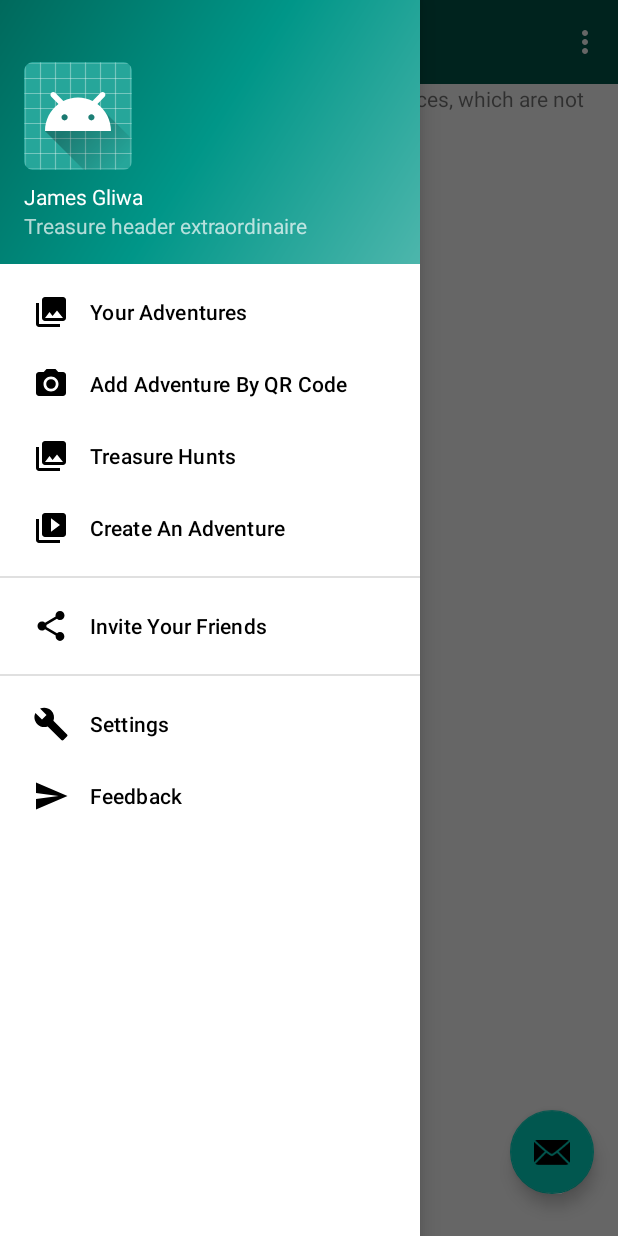
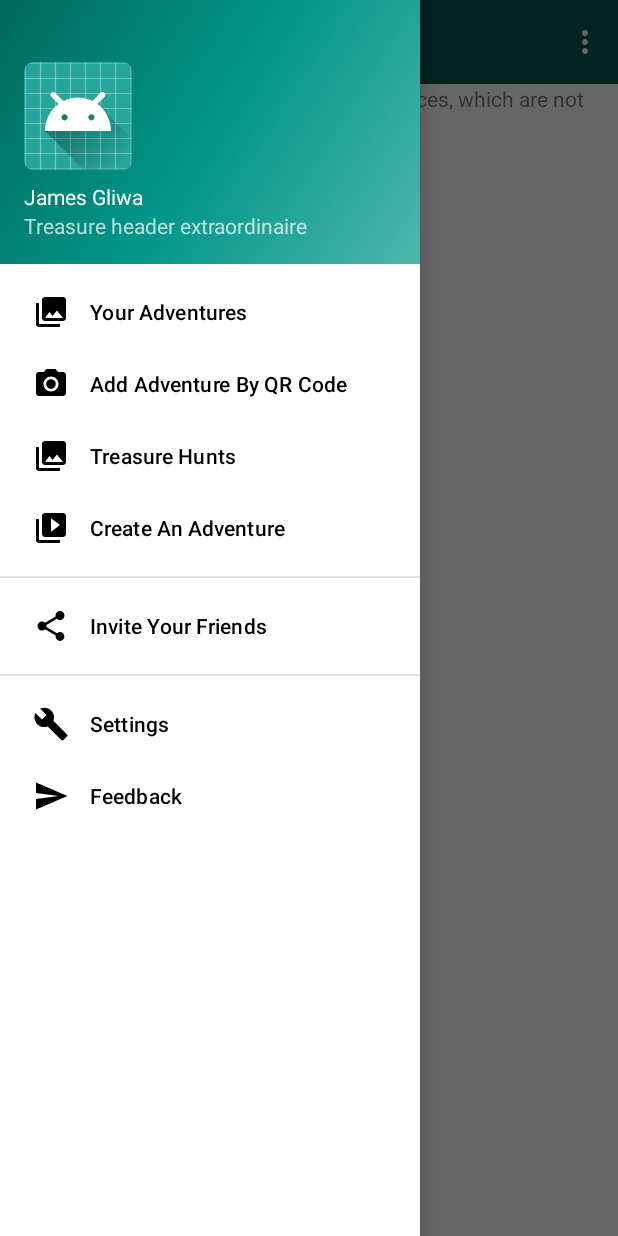
Before and after one commit to Awilg/yarn-android, an Android app: the MapFragment screen opened directly, with no data from a screen before it, with the side drawer open, on a phone screen of 412 x 824 dp. Run offline under Robolectric (Android 15) with nearby library versions, the light colour scheme and no system bars; our stand-ins replace Timber, androidx.preference, data binding, navigation-ui; pictures from the network do not load; 3 statements that could not run were skipped.

Commit message:
Removing the FAB from the main map screen

```diff
--- a/app/src/main/java/com/orienteer/map/MapFragment.kt
+++ b/app/src/main/java/com/orienteer/map/MapFragment.kt
@@ -60,10 +60,10 @@ class MapFragment : Fragment(), OnMapReadyCallback {
         val mapFragment = childFragmentManager.findFragmentById(R.id.mapFragment) as SupportMapFragment?
         mapFragment?.getMapAsync(this)
 
-        // Set up the floating action button
-        _binding.fab.setOnClickListener {
-            findNavController().navigate(MapFragmentDirections.actionMapDestinationToTreasureCreateDestination())
-        }
+//        // Set up the floating action button
+//        _binding.fab.setOnClickListener {
+//            findNavController().navigate(MapFragmentDirections.actionMapDestinationToTreasureCreateDestination())
+//        }
 
         // Allows Data Binding to Observe LiveData with the lifecycle of this Fragment
         _binding.lifecycleOwner = this
--- a/app/src/main/res/layout/fragment_map.xml
+++ b/app/src/main/res/layout/fragment_map.xml
@@ -43,17 +43,17 @@
             tools:itemCount="16"
             tools:listitem="@layout/card_treasure_hunt" />
 
-        <com.google.android.material.floatingactionbutton.FloatingActionButton
-            android:id="@+id/fab"
-            android:layout_width="wrap_content"
-            android:layout_height="wrap_content"
-            android:layout_gravity="bottom|end"
-            android:layout_margin="@dimen/fab_margin"
-            android:layout_marginEnd="8dp"
-            android:layout_marginBottom="8dp"
-            app:layout_constraintBottom_toTopOf="@+id/treasure_hunts_cards_map"
-            app:layout_constraintEnd_toEndOf="@+id/mapFragment"
-            app:srcCompat="@android:drawable/ic_dialog_email" />
+<!--        <com.google.android.material.floatingactionbutton.FloatingActionButton-->
+<!--            android:id="@+id/fab"-->
+<!--            android:layout_width="wrap_content"-->
+<!--            android:layout_height="wrap_content"-->
+<!--            android:layout_gravity="bottom|end"-->
+<!--            android:layout_margin="@dimen/fab_margin"-->
+<!--            android:layout_marginEnd="8dp"-->
+<!--            android:layout_marginBottom="8dp"-->
+<!--            app:layout_constraintBottom_toTopOf="@+id/treasure_hunts_cards_map"-->
+<!--            app:layout_constraintEnd_toEndOf="@+id/mapFragment"-->
+<!--            app:srcCompat="@android:drawable/ic_dialog_email" />-->
 
     </androidx.constraintlayout.widget.ConstraintLayout>
 </layout>
--- a/app/src/main/res/layout/layout_clues_preview_create.xml
+++ b/app/src/main/res/layout/layout_clues_preview_create.xml
@@ -12,7 +12,6 @@
     <androidx.constraintlayout.widget.ConstraintLayout
         android:layout_height="wrap_content"
         android:layout_width="match_parent">
-
 
         <androidx.recyclerview.widget.RecyclerView
             android:id="@+id/clues_preview_recyclerview"
```
